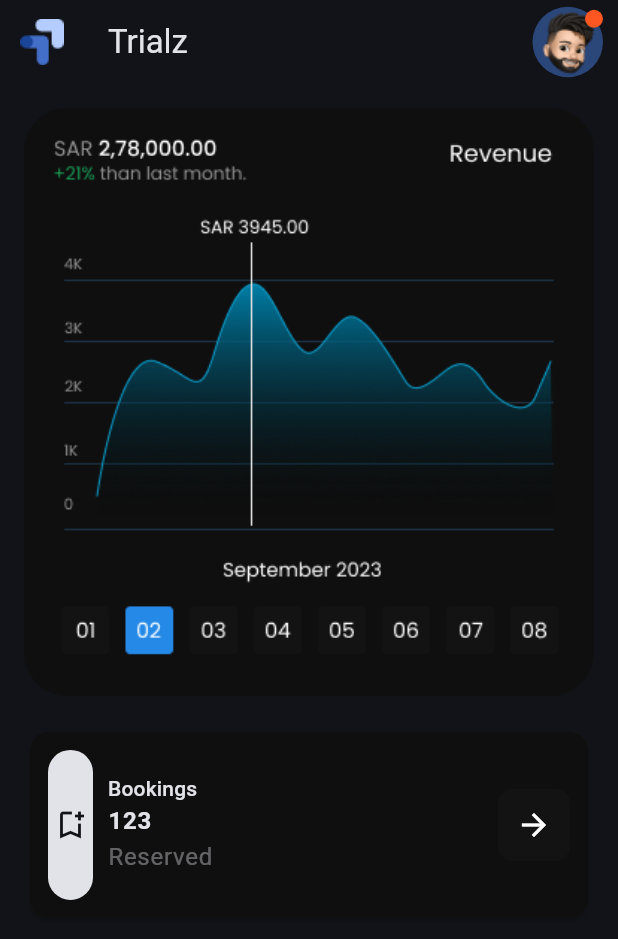
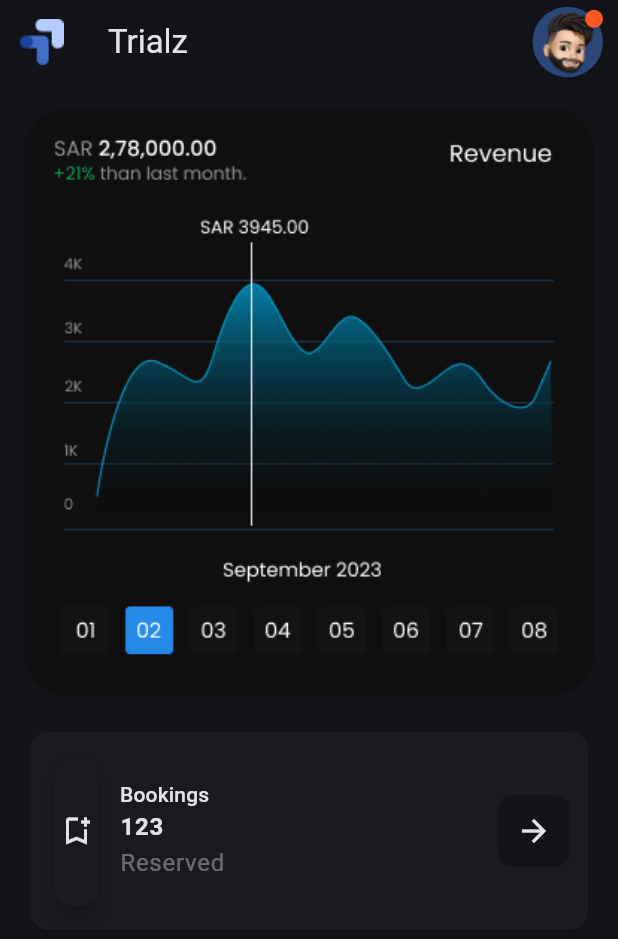
Before and after one commit to hinasahammed/invoice_ui, a Flutter app: the HomeView screen opened directly, on a phone screen of 412 x 824 dp. Shown: the top 939 px of the screen. Run offline on Flutter 3.47's test engine with Material 3 defaults, Android fonts, the phone set to English and light mode, and no system bars; our stand-ins replace another_flushbar, awesome_dialog, gap, lottie, shared_preferences; accounts and stored records are empty; statements that could not run were skipped.

Commit message:
Update home_view.dart

```diff
--- a/lib/view/home/home_view.dart
+++ b/lib/view/home/home_view.dart
@@ -74,21 +74,21 @@ class _HomeViewState extends State<HomeView> {
               child: Container(
                 width: size.width,
                 padding: const EdgeInsets.all(12),
-                decoration: const BoxDecoration(
-                  color: Color(0xff0f0f0f),
-                ),
+                decoration: const BoxDecoration(),
                 child: Row(
                   children: [
-                    Container(
+                    Card(
+                      elevation: 5,
+                      child: Container(
                         height: 100,
                         width: 30,
                         decoration: BoxDecoration(
-                        color: theme.colorScheme.onSurface,
                           borderRadius: BorderRadius.circular(20),
                         ),
                         child: Icon(
                           Icons.bookmark_add_outlined,
-                        color: theme.colorScheme.surface,
+                          color: theme.colorScheme.onSurface,
+                        ),
                       ),
                     ),
                     const Gap(10),
@@ -120,10 +120,13 @@ class _HomeViewState extends State<HomeView> {
                     Container(
                       padding: const EdgeInsets.all(12),
                       decoration: BoxDecoration(
-                        color: const Color(0xff131313),
+                        color: theme.colorScheme.surface,
                         borderRadius: BorderRadius.circular(10),
                       ),
-                      child: const Icon(Icons.arrow_forward),
+                      child: Icon(
+                        Icons.arrow_forward,
+                        color: theme.colorScheme.onSurface,
+                      ),
                     )
                   ],
                 ),
```
Lines whose indentation alone changed are shown as unchanged.
